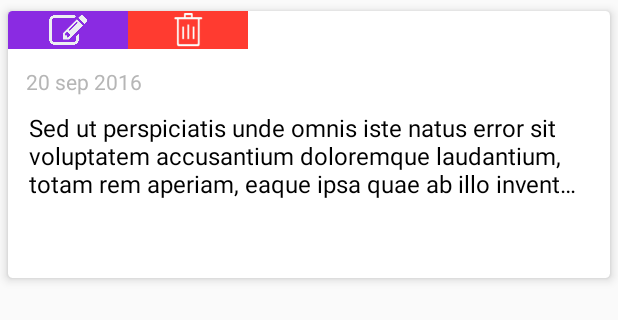
After one commit to hosung03/DrawPadAndEPubReader_android, an Android app: the layout hightlight_item.xml on its own in the app's theme, with its tools: preview values and no code run, on a phone screen of 412 x 824 dp. The commit adds this screen. Shown: the top 320 px of the screen. Run offline under Robolectric (Android 15) with nearby library versions, the phone set to English and light mode, and no system bars.

Commit message:
add/modify epub hightlight feature

```diff
--- /dev/null
+++ b/app/src/main/res/layout/hightlight_item.xml
@@ -0,0 +1,77 @@
+<?xml version="1.0" encoding="utf-8"?>
+<android.support.v7.widget.CardView
+    xmlns:android="http://schemas.android.com/apk/res/android"
+    xmlns:tools="http://schemas.android.com/tools"
+    xmlns:card_view="http://schemas.android.com/apk/res-auto"
+    android:layout_width="match_parent"
+    android:layout_height="wrap_content"
+    card_view:cardCornerRadius="3dp"
+    card_view:cardElevation="4dp"
+    card_view:cardUseCompatPadding="true"
+    card_view:cardPreventCornerOverlap="true"
+    android:foreground="?android:attr/selectableItemBackground">
+    <LinearLayout
+        android:layout_width="match_parent"
+        android:layout_height="match_parent"
+        android:orientation="vertical">
+        <LinearLayout android:id="@+id/swipe_linear_layout"
+            android:layout_width="160dp"
+            android:layout_height="25dp">
+            <ImageView
+                android:id="@+id/editnoteImg"
+                android:layout_width="80dp"
+                android:layout_height="match_parent"
+                android:background="#8A2BE2"
+                android:paddingLeft="25dp"
+                android:paddingRight="25dp"
+                android:src="@drawable/edit_note" />
+            <ImageView
+                android:id="@+id/deleteImg"
+                android:layout_width="80dp"
+                android:layout_height="match_parent"
+                android:background="#FF3B30"
+                android:paddingLeft="25dp"
+                android:paddingRight="25dp"
+                android:src="@drawable/trash" />
+        </LinearLayout>
+        <RelativeLayout xmlns:android="http://schemas.android.com/apk/res/android"
+            android:id="@+id/main_data"
+            android:layout_width="match_parent"
+            android:layout_height="wrap_content"
+            android:orientation="vertical"
+            android:padding="8dp">
+            <TextView
+                android:id="@+id/txt_hightlight_time"
+                android:layout_width="wrap_content"
+                android:layout_height="wrap_content"
+                android:layout_margin="4dp"
+                android:text="20 sep 2016"
+                android:textColor="@color/gray"
+                android:textSize="14sp" />
+            <hosung.epublib.UnderlinedTextView
+                android:id="@+id/txt_hightlight_text"
+                android:layout_width="wrap_content"
+                android:layout_height="wrap_content"
+                android:layout_below="@+id/txt_hightlight_time"
+                android:layout_margin="4dp"
+                android:ellipsize="end"
+                android:maxLines="3"
+                android:minLines="1"
+                android:padding="2dp"
+                android:text="Sed ut perspiciatis unde omnis iste natus error sit voluptatem accusantium doloremque laudantium, totam rem aperiam, eaque ipsa quae ab illo inventore veritatis et quasi architecto beatae vitae dicta sunt explicabo. Nemo enim ipsam voluptatem quia voluptas sit aspernatur aut odit aut fugit, sed quia consequuntur magni dolores eos qui ratione voluptatem sequi nesciunt. Neque porro quisquam est, qui dolorem ipsum quia dolor sit amet, consectetur, adipisci velit, sed quia non numquam eius modi tempora incidunt ut labore et dolore magnam aliquam quaerat voluptatem. Ut enim ad minima veniam, quis nostrum exercitationem ullam corporis suscipit laboriosam, nisi ut aliquid ex ea commodi consequatur? Quis autem vel eum iure reprehenderit qui in ea voluptate velit esse quam nihil molestiae consequatur, vel illum qui dolorem eum fugiat quo voluptas nulla pariatu"
+                android:textColor="@color/black"
+                android:textSize="16sp" />
+            <TextView
+                android:id="@+id/txt_hightlight_note"
+                android:layout_width="wrap_content"
+                android:layout_height="wrap_content"
+                android:layout_below="@+id/txt_hightlight_text"
+                android:layout_margin="4dp"
+                android:ellipsize="end"
+                android:padding="5dp"
+                android:text=""
+                android:textColor="@color/black"
+                android:textSize="14sp" />
+        </RelativeLayout>
+    </LinearLayout>
+</android.support.v7.widget.CardView>
--- a/app/src/main/res/values/colors.xml
+++ b/app/src/main/res/values/colors.xml
@@ -8,6 +8,7 @@
     <color name="black">#000000</color>
     <color name="lite_blue">#42a5f5</color>
     <color name="iron">#CCCCCC</color>
+    <color name="gray">#B6B6B6</color>
 
     <color name="app_background_color">#FAFAFA</color>
     <color name="divider_color">#C7C7CC</color>
--- a/app/src/main/res/values/strings.xml
+++ b/app/src/main/res/values/strings.xml
@@ -3,7 +3,8 @@
     <string name="title_activity_login">Sign in</string>
     <string name="title_activity_signup">Sign up</string>
     <string name="title_activity_objsetting">Remote DB Setting</string>
-    <!--<string name="title_activity_settings">Remote DB Setting</string>-->
+    <string name="title_activity_highlight">EPub Hightlight</string>
+    <string name="title_activity_epubreader">EPub Reader</string>
 
     <!-- Strings related to login -->
 
--- a/app/src/main/res/values/styles.xml
+++ b/app/src/main/res/values/styles.xml
@@ -57,4 +57,9 @@
         <item name="android:textColorHint">@color/lite_blue</item>
         <item name="android:textSize">15sp</item>
     </style>
+
+    <style name="DialogCustomTheme" parent="android:Theme.Holo.Dialog.NoActionBar">
+        <item name="android:windowBackground">@android:color/transparent</item>
+        <item name="android:colorBackgroundCacheHint">@null</item>
+    </style>
 </resources>
--- a/epublib/src/main/java/hosung/epublib/AudioViewBottomSheetDailogFragment.java
+++ b/epublib/src/main/java/hosung/epublib/AudioViewBottomSheetDailogFragment.java
@@ -341,11 +341,11 @@ public class AudioViewBottomSheetDailogFragment extends BottomSheetDialogFragmen
                 mAudioElement = mEPubReaderActivity.getElement(0);
                 String filePath = mAudioElement.getSrc();
                 String folderPath =
-                        FileUtil.getFolioEpubFolderPath(mEPubReaderActivity.getEpubFileName());
+                        FileUtil.getEpubFolderPath(mEPubReaderActivity.getEpubFileName());
                 filePath = filePath.substring(2, filePath.length());
                 String opfpath
                         = AppUtil.getPathOPF(
-                        FileUtil.getFolioEpubFolderPath(mEPubReaderActivity.getEpubFileName()),
+                        FileUtil.getEpubFolderPath(mEPubReaderActivity.getEpubFileName()),
                         mEPubReaderActivity);
                 filePath = folderPath + "/" + opfpath + "/" + filePath;
                 mPlayer.setDataSource(filePath);
--- a/epublib/src/main/java/hosung/epublib/EPubPageFragmentAdapter.java
+++ b/epublib/src/main/java/hosung/epublib/EPubPageFragmentAdapter.java
@@ -3,6 +3,8 @@ package hosung.epublib;
 import android.support.v4.app.Fragment;
 import android.support.v4.app.FragmentManager;
 import android.support.v4.app.FragmentStatePagerAdapter;
+
+import com.squareup.otto.Subscribe;
 
 import java.util.ArrayList;
 import java.util.List;
@@ -44,7 +46,7 @@ public class EPubPageFragmentAdapter extends FragmentStatePagerAdapter {
         return mSpineReferences.size();
     }
 
-    //@Subscribe
+    @Subscribe
     public void setTextElementList(ArrayList<TextElement> textElementList) {
         if (textElementList != null && textElementList.size() > 0) {
             mIsSmileAvailable = true;
--- a/epublib/src/main/java/hosung/epublib/ObservableWebView.java
+++ b/epublib/src/main/java/hosung/epublib/ObservableWebView.java
@@ -207,7 +207,7 @@ public class ObservableWebView extends WebView {
         };
     }
 
-    public void setFragment(EPubPageFragment folioPageFragment) {
-        mEPubPageFragment = folioPageFragment;
+    public void setFragment(EPubPageFragment epubPageFragment) {
+        mEPubPageFragment = epubPageFragment;
     }
 }
--- a/epublib/src/main/java/hosung/epublib/util/AppUtil.java
+++ b/epublib/src/main/java/hosung/epublib/util/AppUtil.java
@@ -153,7 +153,7 @@ public class AppUtil {
         SmilFile smilFile = null;
         List<AudioElement> audioElementArrayList;
         List<TextElement> textElementList;
-        String epubFolderPath = FileUtil.getFolioEpubFolderPath(epubFileName);
+        String epubFolderPath = FileUtil.getEpubFolderPath(epubFileName);
 
         try {
             File f = null;
```
Also changed, not shown: app/src/main/AndroidManifest.xml (+6 -2 lines), app/src/main/java/com/hosung/drawpadandepubreader/DrawPadActivity.java (+0 -11 lines), app/src/main/java/com/hosung/drawpadandepubreader/HighlightActivity.java (added, +211 -0 lines), app/src/main/java/com/hosung/drawpadandepubreader/MyEPubReaderActivity.java (+74 -2 lines), app/src/main/res/layout/activity_highlight.xml (added, +15 -0 lines), app/src/main/res/layout/dialog_edit_notes.xml (added, +46 -0 lines), epublib/src/main/java/hosung/epublib/EPubPageFragment.java (+22 -14 lines), epublib/src/main/java/hosung/epublib/EPubReaderActivity.java (+30 -27 lines), epublib/src/main/java/hosung/epublib/util/FileUtil.java (+6 -6 lines), epublib/src/main/res/menu/menu_epubreader.xml (+4 -4 lines), app/src/main/res/drawable/edit_note.png (added), app/src/main/res/drawable/trash.png (added), 247 other files.
